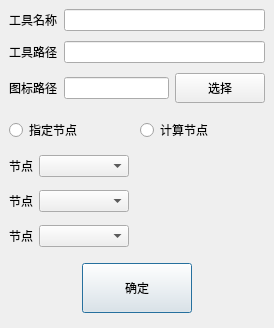
jiaqingguo/DI, file digitalIntegration/AddToolInfoDialog.ui: the form before one commit.
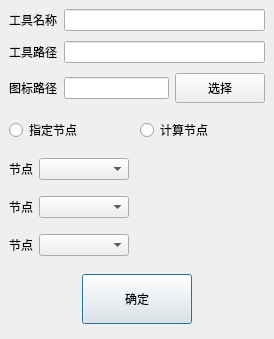
The form after the commit.

Commit message: 登录界面的ui、以及comboBox下拉框样式的更改

```diff
--- a/digitalIntegration/AddToolInfoDialog.ui
+++ b/digitalIntegration/AddToolInfoDialog.ui
@@ -7,7 +7,7 @@
     <x>0</x>
     <y>0</y>
     <width>274</width>
-    <height>328</height>
+    <height>339</height>
    </rect>
   </property>
   <property name="windowTitle">
```
The commit also changes 7 other files.
